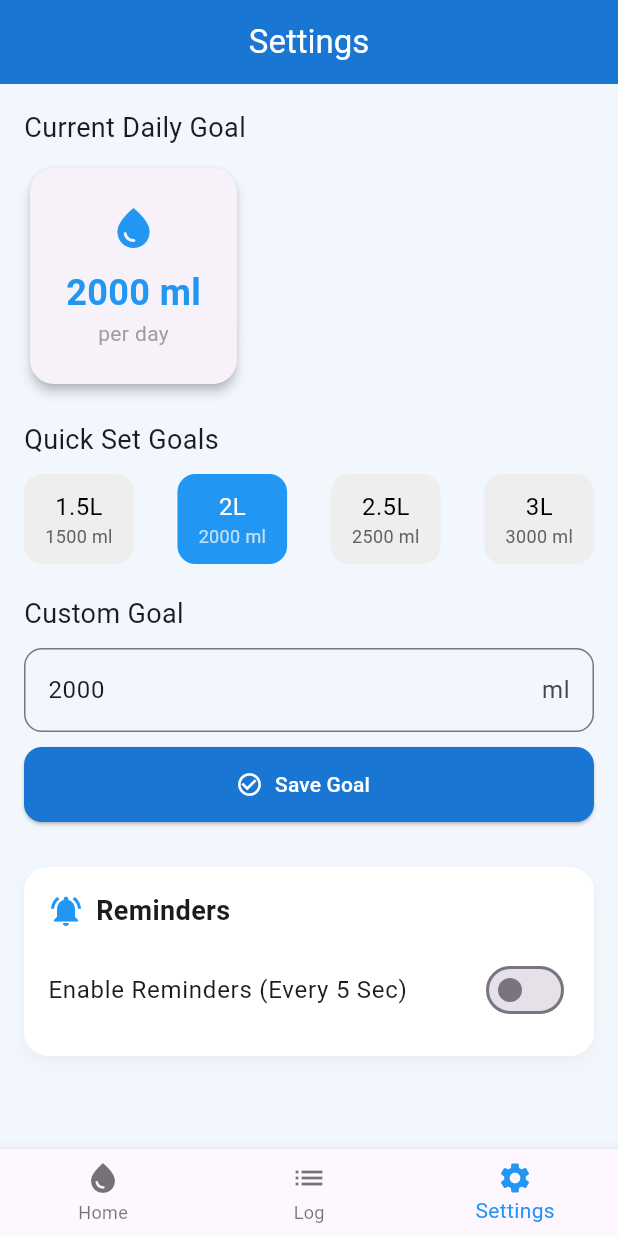
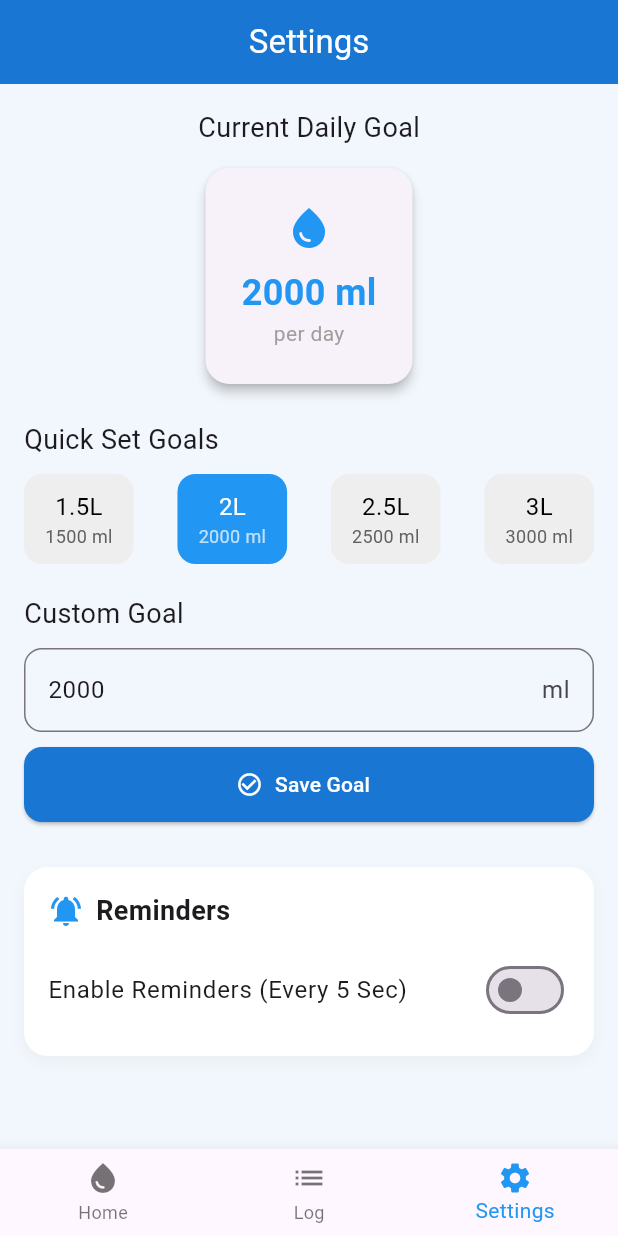
Before and after one commit to 2211844085/WaterzZ, a Flutter app: the screen it shows after launch, item 3 of the bottom bar chosen, on a phone screen of 412 x 824 dp. Run offline on Flutter 3.47's test engine with Material 3 defaults, Android fonts, the phone set to English and light mode, and no system bars; our stand-ins replace flutter_local_notifications, permission_handler, shared_preferences, timezone.

Commit message:
dialog goal

```diff
--- a/lib/SettingsPage.dart
+++ b/lib/SettingsPage.dart
@@ -237,27 +237,39 @@ class _SettingsPageState extends State<SettingsPage> {
           crossAxisAlignment: CrossAxisAlignment.start,
           children: [
             // ✅ تم إرجاع كل الويدجتس الخاصة بالهدف إلى مكانها الصحيح
-            const Text("Current Daily Goal", style: TextStyle(fontSize: 18)),
+            const Center(
+              child: Text(
+                "Current Daily Goal",
+                style: TextStyle(fontSize: 18),
+              ),
+            ),
             const SizedBox(height: 10),
-            Card(
+            Center(
+              child: Card(
                 elevation: 3,
                 shape: RoundedRectangleBorder(borderRadius: BorderRadius.circular(16)),
                 child: Padding(
                   padding: const EdgeInsets.all(24.0),
                   child: Column(
+                    mainAxisSize: MainAxisSize.min,
                     children: [
                       const Icon(Icons.water_drop, size: 32, color: Colors.blue),
                       const SizedBox(height: 10),
-                    Text("$selectedGoal ml",
+                      Text(
+                        "$selectedGoal ml",
                         style: const TextStyle(
                           fontSize: 24,
                           color: Colors.blue,
-                            fontWeight: FontWeight.bold)),
+                          fontWeight: FontWeight.bold,
+                        ),
+                      ),
                       const Text("per day", style: TextStyle(color: Colors.grey)),
                     ],
                   ),
                 ),
               ),
+            ),
+
             const SizedBox(height: 20),
             const Text("Quick Set Goals", style: TextStyle(fontSize: 18)),
             const SizedBox(height: 10),
```
Also changed, not shown: lib/HomePage.dart (+71 -26 lines), 1 other file. Lines whose indentation alone changed are shown as unchanged.
